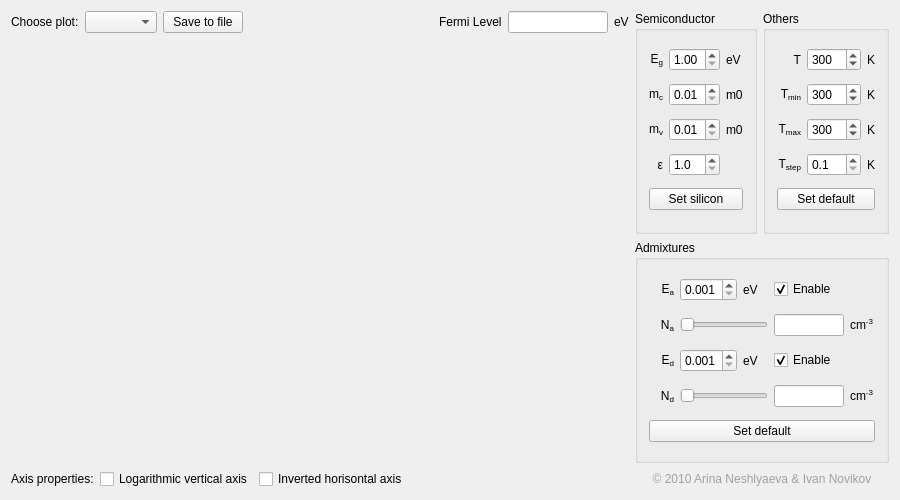
Qt form widget.ui (NIA/semiconductor) before a commit.
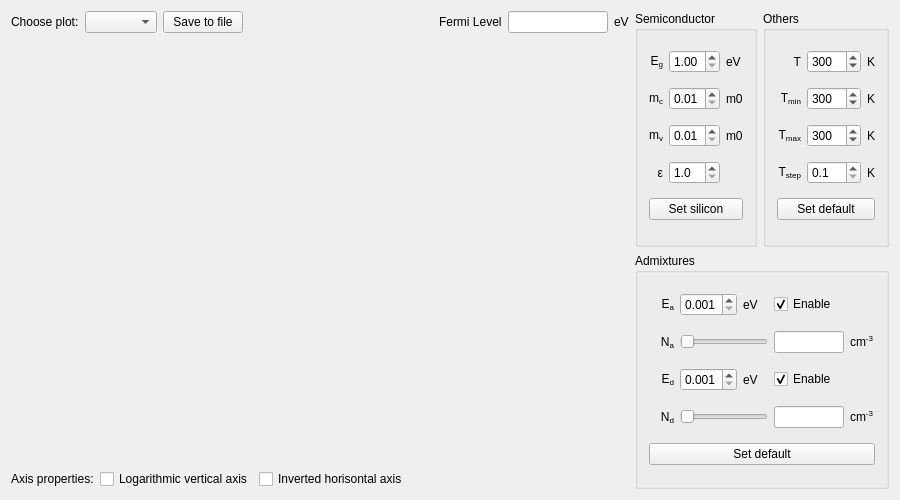
The same form after that commit. Icons and pictures are not drawn. Custom widgets are drawn as their Qt base class.

Commit message: Обновил заголовок, убрал копирайт

```diff
--- a/widget.ui
+++ b/widget.ui
@@ -663,59 +663,6 @@
        </layout>
       </widget>
      </item>
-     <item>
-      <widget class="QLabel" name="label_14">
-       <property name="maximumSize">
-        <size>
-         <width>16777215</width>
-         <height>20</height>
-        </size>
-       </property>
-       <property name="palette">
-        <palette>
-         <active>
-          <colorrole role="WindowText">
-           <brush brushstyle="SolidPattern">
-            <color alpha="255">
-             <red>160</red>
-             <green>160</green>
-             <blue>160</blue>
-            </color>
-           </brush>
-          </colorrole>
-         </active>
-         <inactive>
-          <colorrole role="WindowText">
-           <brush brushstyle="SolidPattern">
-            <color alpha="255">
-             <red>160</red>
-             <green>160</green>
-             <blue>160</blue>
-            </color>
-           </brush>
-          </colorrole>
-         </inactive>
-         <disabled>
-          <colorrole role="WindowText">
-           <brush brushstyle="SolidPattern">
-            <color alpha="255">
-             <red>146</red>
-             <green>145</green>
-             <blue>144</blue>
-            </color>
-           </brush>
-          </colorrole>
-         </disabled>
-        </palette>
-       </property>
-       <property name="text">
-        <string>© 2010 Arina Neshlyaeva &amp; Ivan Novikov</string>
-       </property>
-       <property name="alignment">
-        <set>Qt::AlignCenter</set>
-       </property>
-      </widget>
-     </item>
     </layout>
    </item>
   </layout>
```
The commit also changes 1 other file.
